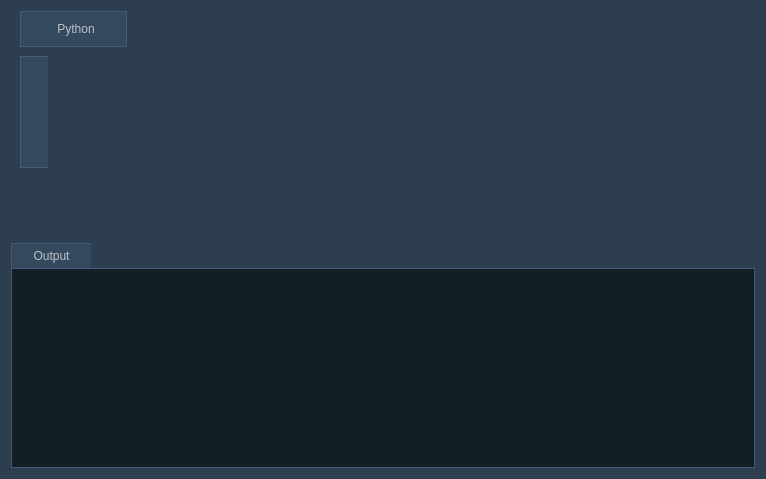
The window that source/plugins/mscript/main_ui.ui (5l1v3r1/Moderat) describes before a commit, drawn with Qt 5.
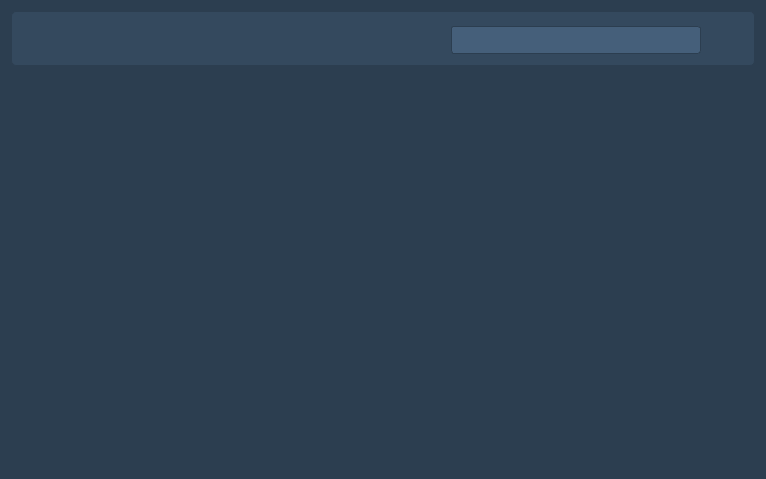
The same window after the commit. Icons and pictures are not drawn.

Diff of the .ui file:
```diff
--- a/source/plugins/mscript/main_ui.ui
+++ b/source/plugins/mscript/main_ui.ui
@@ -23,7 +23,7 @@
   <property name="styleSheet">
    <string notr="true">QWidget {
 background-color: #2c3e50;
-color: #bdc3c7;
+color: #c9f5f7;
 }
 
 QScrollBar:vertical {
@@ -107,60 +107,17 @@
   </property>
   <layout class="QGridLayout" name="gridLayout">
    <item row="0" column="0">
-    <widget class="QTabWidget" name="scriptTab">
+    <widget class="QGroupBox" name="groupBox">
      <property name="styleSheet">
-      <string notr="true"> QTabBar::tab {
-  padding: 10px;
-  padding-left: 15px;
-  margin-left: 9px;
-  width: 80%;
-  border: 1px ridge;
-  border-color: #2c3e50;
- }
-
- QTabBar::tab:selected {
-   background: #34495e;
- }
-
- QTabBar::pane {
-   background-color: #2c3e50;
- }
-
-QTabWidget::pane {
-	color: rgb(246, 246, 244);
-	margin: 0px,1px,1px,1px;
-	border: 1px ridge;
-    border-color: #0F2D40;
-	background-color: #194759;
-	background-position: center;
-    border: none;
-      }</string>
+      <string notr="true">background-color: #34495e;
+border: 1px solid #2c3e50;
+border-radius: 5px;
+padding: -3px;</string>
      </property>
-     <property name="currentIndex">
-      <number>0</number>
+     <property name="title">
+      <string/>
      </property>
-     <widget class="QWidget" name="pythonTab">
-      <attribute name="icon">
-       <iconset resource="../../res.qrc">
-        <normaloff>:/icons/assets/python.png</normaloff>:/icons/assets/python.png</iconset>
-      </attribute>
-      <attribute name="title">
-       <string>Python</string>
-      </attribute>
-      <layout class="QGridLayout" name="gridLayout_2">
-       <item row="0" column="0">
-        <layout class="QHBoxLayout" name="horizontalLayout_2">
-         <property name="spacing">
-          <number>0</number>
-         </property>
-         <item>
-          <layout class="QVBoxLayout" name="verticalLayout">
-           <property name="spacing">
-            <number>0</number>
-           </property>
-           <property name="topMargin">
-            <number>0</number>
-           </property>
+     <layout class="QHBoxLayout" name="horizontalLayout_3">
            <item>
             <widget class="QPushButton" name="runButton">
              <property name="minimumSize">
@@ -177,12 +134,10 @@
              </property>
              <property name="styleSheet">
               <string notr="true">QPushButton#runButton {
-			border: 1px ridge;
-            border-color: #2c3e50;
-			padding: 2px;
+			border: none;
+			border-radius: none;
+			padding: 5px;
             background-color: #34495e;
-			border-bottom: none;
-			border-right: none;
             }
 
 QPushButton#runButton:pressed {
@@ -198,8 +153,8 @@
              </property>
              <property name="iconSize">
               <size>
-               <width>18</width>
-               <height>18</height>
+          <width>20</width>
+          <height>20</height>
               </size>
              </property>
             </widget>
@@ -220,13 +175,10 @@
              </property>
              <property name="styleSheet">
               <string notr="true">QPushButton#fromFileButton {
-			border: 1px ridge;
-            border-color: #2c3e50;
-			padding: 2px;
+			border: none;
+			border-radius: none;
+			padding: 5px;
             background-color: #34495e;
-			border-top: none;
-			border-bottom: none;
-			border-right: none;
             }
 
 QPushButton#fromFileButton:pressed {
@@ -242,8 +194,8 @@
              </property>
              <property name="iconSize">
               <size>
-               <width>18</width>
-               <height>18</height>
+          <width>20</width>
+          <height>20</height>
               </size>
              </property>
             </widget>
@@ -264,13 +216,10 @@
              </property>
              <property name="styleSheet">
               <string notr="true">QPushButton#closeOutputButton {
-			border: 1px ridge;
-            border-color: #2c3e50;
-			padding: 2px;
+			border: none;
+			border-radius: none;
+			padding: 5px;
             background-color: #34495e;
-			border-top: none;
-			border-bottom: none;
-			border-right: none;
             }
 
 QPushButton#closeOutputButton:pressed {
@@ -286,8 +235,8 @@
              </property>
              <property name="iconSize">
               <size>
-               <width>18</width>
-               <height>18</height>
+          <width>20</width>
+          <height>20</height>
               </size>
              </property>
             </widget>
@@ -308,12 +257,10 @@
              </property>
              <property name="styleSheet">
               <string notr="true">QPushButton#clearButton {
-			border: 1px ridge;
-            border-color: #2c3e50;
-			padding: 2px;
+			border: none;
+			border-radius: none;
+			padding: 5px;
             background-color: #34495e;
-			border-top: none;
-			border-right: none;
             }
 
 QPushButton#clearButton:pressed {
@@ -329,73 +276,14 @@
              </property>
              <property name="iconSize">
               <size>
-               <width>18</width>
-               <height>18</height>
-              </size>
-             </property>
-            </widget>
-           </item>
-           <item>
-            <spacer name="verticalSpacer">
-             <property name="orientation">
-              <enum>Qt::Vertical</enum>
-             </property>
-             <property name="sizeHint" stdset="0">
-              <size>
                <width>20</width>
-               <height>40</height>
-              </size>
-             </property>
-            </spacer>
-           </item>
-          </layout>
-         </item>
-         <item>
-          <widget class="QSplitter" name="splitter">
-           <property name="orientation">
-            <enum>Qt::Vertical</enum>
-           </property>
-          </widget>
-         </item>
-        </layout>
-       </item>
-      </layout>
-     </widget>
-    </widget>
-   </item>
-   <item row="1" column="0">
-    <layout class="QVBoxLayout" name="verticalLayout_2" stretch="0,0">
-     <property name="spacing">
-      <number>0</number>
-     </property>
+          <height>20</height>
+         </size>
+        </property>
+       </widget>
+      </item>
      <item>
-      <layout class="QHBoxLayout" name="horizontalLayout">
-       <property name="spacing">
-        <number>0</number>
-       </property>
-       <item>
-        <widget class="QPushButton" name="showOutputButton">
-         <property name="minimumSize">
-          <size>
-           <width>80</width>
-           <height>0</height>
-          </size>
-         </property>
-         <property name="styleSheet">
-          <string notr="true">padding: 5px;
-background: #34495e;
-border: 1px ridge;
-border-right: none;
-border-color: #2c3e50;
-border-bottom: none;</string>
-         </property>
-         <property name="text">
-          <string>Output</string>
-         </property>
-        </widget>
-       </item>
-       <item>
-        <spacer name="horizontalSpacer">
+       <spacer name="horizontalSpacer_2">
          <property name="orientation">
           <enum>Qt::Horizontal</enum>
          </property>
@@ -407,24 +295,67 @@
          </property>
         </spacer>
        </item>
-      </layout>
-     </item>
      <item>
-      <widget class="QTextEdit" name="outputText">
+       <layout class="QHBoxLayout" name="horizontalLayout_2">
+        <property name="spacing">
+         <number>0</number>
+        </property>
+        <item>
+         <widget class="QLineEdit" name="pluginSearchLine">
        <property name="styleSheet">
-        <string notr="true">background-color: #131E25;
+           <string notr="true">background-color: #455F7A;
 padding: 5px;
-color: #bdc3c7;
-font: 75 8pt &quot;MS Shell Dlg 2&quot;;
-border: 1px ridge;
-border-color: #2c3e50;</string>
-       </property>
-       <property name="readOnly">
-        <bool>true</bool>
-       </property>
+border-radius: 3px;</string>
+          </property>
+         </widget>
+        </item>
+        <item>
+         <widget class="QPushButton" name="addPluginButton">
+          <property name="styleSheet">
+           <string notr="true">QPushButton#addPluginButton {
+			border: none;
+			border-radius: none;
+			padding: 5px;
+            background-color: #34495e;
+            }
+
+QPushButton#addPluginButton:pressed {
+            background-color: #2c3e50;
+            }</string>
+          </property>
+          <property name="text">
+           <string/>
+          </property>
+          <property name="icon">
+           <iconset resource="../../res.qrc">
+            <normaloff>:/icons/assets/add_plugin.png</normaloff>:/icons/assets/add_plugin.png</iconset>
+          </property>
+          <property name="iconSize">
+           <size>
+            <width>20</width>
+            <height>20</height>
+           </size>
+          </property>
       </widget>
      </item>
     </layout>
+      </item>
+     </layout>
+    </widget>
+   </item>
+   <item row="1" column="0">
+    <widget class="QSplitter" name="splitter_2">
+     <property name="orientation">
+      <enum>Qt::Vertical</enum>
+     </property>
+     <widget class="QWidget" name="layoutWidget">
+      <layout class="QHBoxLayout" name="idleLayout">
+       <property name="spacing">
+        <number>0</number>
+       </property>
+      </layout>
+     </widget>
+    </widget>
    </item>
   </layout>
  </widget>
```
Left out of the diff: 10 changed lines with no effect on the pictures. Lines whose indentation alone changed are shown as unchanged.
